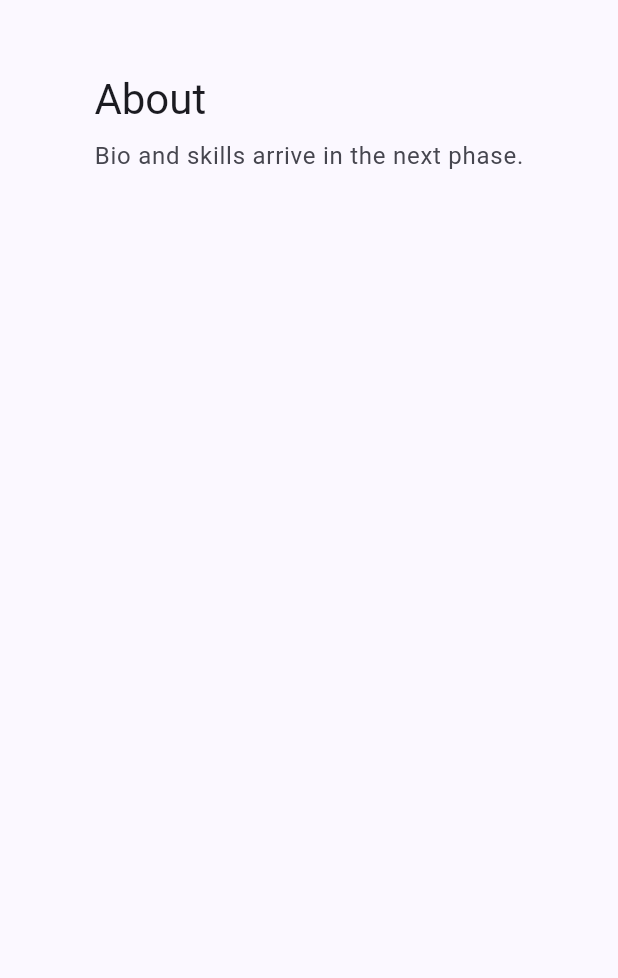
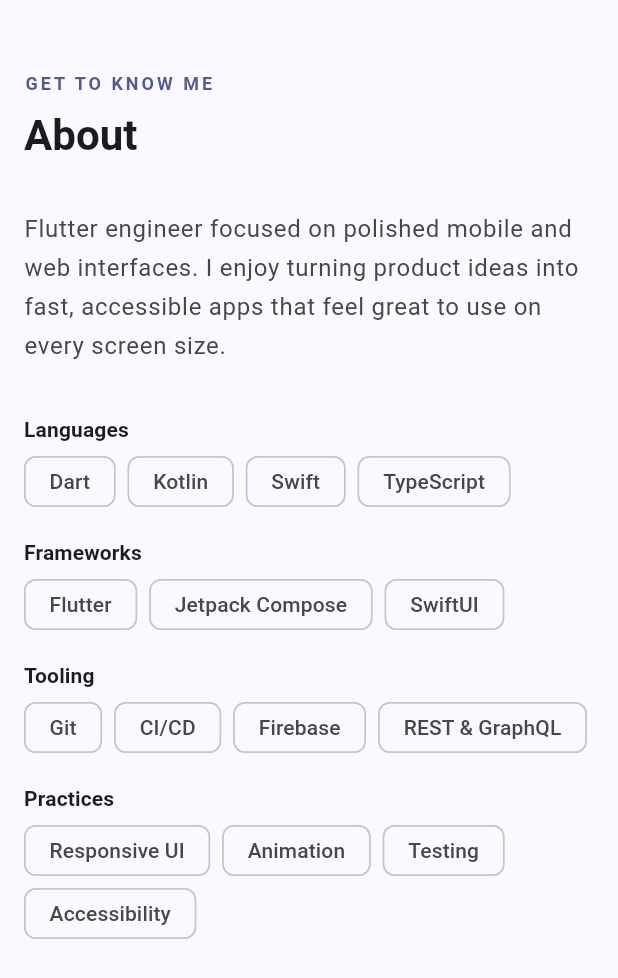
Before and after one commit to hieutv-dng/flutter_portfolio, a Flutter app: the AboutSection widget shown alone on an empty page, opened directly, on a phone screen of 412 x 824 dp. Shown: the top 978 px of the screen. Run offline on Flutter 3.47's test engine with Material 3 defaults, Android fonts, the phone set to English and light mode, and no system bars; our stand-ins replace flutter_svg.

Commit message:
feat: build content sections from portfolio data
Fill About, Projects, Experience, and Contact sections from kPortfolioData:
responsive skills/bio, 3/2/1-column project grid, work timeline, and a
mailto contact with footer. Add section_heading, project_card, and
experience_tile widgets; add Profile.email for the contact button.

```diff
--- a/lib/src/data/portfolio_data.dart
+++ b/lib/src/data/portfolio_data.dart
@@ -14,6 +14,7 @@
     required this.tagline,
     required this.bio,
     required this.avatarAsset,
+    required this.email,
     required this.cvUrl,
   });
 
@@ -24,6 +25,9 @@
 
   /// Asset path to the avatar image bundled under `assets/images/`.
   final String avatarAsset;
+
+  /// Contact address surfaced as a `mailto:` button in the contact section.
+  final String email;
 
   /// External URL for the downloadable CV. `#` is a valid placeholder; the
   /// launcher guards it so tapping never crashes.
@@ -114,6 +118,7 @@
         'I enjoy turning product ideas into fast, accessible apps that feel '
         'great to use on every screen size.',
     avatarAsset: 'assets/images/IMG_7344.jpg',
+    email: 'vuhieu91@gmail.com',
     cvUrl: '#',
   ),
   socials: <SocialLink>[
--- a/lib/src/ui/sections/about_section.dart
+++ b/lib/src/ui/sections/about_section.dart
@@ -1,27 +1,75 @@
 import 'package:flutter/material.dart';
 
+import '../../data/portfolio_data.dart';
+import '../../utils/breakpoints.dart';
 import '../widgets/section_container.dart';
+import '../widgets/section_heading.dart';
 
-/// Placeholder About section — Phase 3 fills in the bio and skills. Present now
-/// so navigation and scroll-to work end to end.
+/// About section: a bio paragraph alongside skill chips grouped by category.
+///
+/// Desktop lays the bio and skills side by side; tablet and mobile stack them.
+/// All content comes from [kPortfolioData] — the profile bio and skill groups.
 class AboutSection extends StatelessWidget {
   const AboutSection({super.key});
 
   @override
   Widget build(BuildContext context) {
-    final TextTheme text = Theme.of(context).textTheme;
+    final Profile profile = kPortfolioData.profile;
+    final List<SkillGroup> skills = kPortfolioData.skills;
+    final ThemeData theme = Theme.of(context);
+    final TextTheme text = theme.textTheme;
+    final bool isDesktop = ScreenSize.of(context) == ScreenSize.desktop;
+
+    final Widget bio = Text(
+      profile.bio,
+      style: text.bodyLarge?.copyWith(
+        color: theme.colorScheme.onSurfaceVariant,
+        height: 1.6,
+      ),
+    );
+
+    final Widget skillsView = Column(
+      crossAxisAlignment: CrossAxisAlignment.start,
+      children: <Widget>[
+        for (int i = 0; i < skills.length; i++) ...<Widget>[
+          if (i > 0) const SizedBox(height: 20),
+          Text(
+            skills[i].category,
+            style: text.titleSmall?.copyWith(fontWeight: FontWeight.bold),
+          ),
+          const SizedBox(height: 8),
+          Wrap(
+            spacing: 8,
+            runSpacing: 8,
+            children: <Widget>[
+              for (final String skill in skills[i].skills)
+                Chip(
+                  label: Text(skill),
+                  visualDensity: VisualDensity.compact,
+                  materialTapTargetSize: MaterialTapTargetSize.shrinkWrap,
+                ),
+            ],
+          ),
+        ],
+      ],
+    );
+
     return SectionContainer(
       child: Column(
         crossAxisAlignment: CrossAxisAlignment.start,
         children: <Widget>[
-          Text('About', style: text.headlineMedium),
-          const SizedBox(height: 8),
-          Text(
-            'Bio and skills arrive in the next phase.',
-            style: text.bodyLarge?.copyWith(
-              color: Theme.of(context).colorScheme.onSurfaceVariant,
-            ),
-          ),
+          const SectionHeading(eyebrow: 'Get to know me', title: 'About'),
+          const SizedBox(height: 32),
+          if (isDesktop)
+            Row(
+              crossAxisAlignment: CrossAxisAlignment.start,
+              children: <Widget>[
+                Expanded(flex: 3, child: bio),
+                const SizedBox(width: 48),
+                Expanded(flex: 2, child: skillsView),
+              ],
+            )
+          else ...<Widget>[bio, const SizedBox(height: 32), skillsView],
         ],
       ),
     );
--- /dev/null
+++ b/lib/src/ui/widgets/section_heading.dart
@@ -0,0 +1,42 @@
+import 'package:flutter/material.dart';
+
+/// Shared heading for every content section: a small tinted "eyebrow" label
+/// above a large title.
+///
+/// Kept left-aligned so it lines up with the start-aligned column that
+/// `SectionContainer` centers, giving all four sections the same rhythm. The
+/// eyebrow is upper-cased with wide tracking to read as a label (a bundled-font
+/// substitute for a true monospace treatment — no extra font dependency).
+class SectionHeading extends StatelessWidget {
+  const SectionHeading({required this.eyebrow, required this.title, super.key});
+
+  /// Short descriptor rendered above the title.
+  final String eyebrow;
+
+  /// Section name rendered as the prominent headline.
+  final String title;
+
+  @override
+  Widget build(BuildContext context) {
+    final ThemeData theme = Theme.of(context);
+    final TextTheme text = theme.textTheme;
+    return Column(
+      crossAxisAlignment: CrossAxisAlignment.start,
+      children: <Widget>[
+        Text(
+          eyebrow.toUpperCase(),
+          style: text.labelMedium?.copyWith(
+            color: theme.colorScheme.primary,
+            fontWeight: FontWeight.w600,
+            letterSpacing: 2,
+          ),
+        ),
+        const SizedBox(height: 8),
+        Text(
+          title,
+          style: text.headlineMedium?.copyWith(fontWeight: FontWeight.bold),
+        ),
+      ],
+    );
+  }
+}
```
Also changed, not shown: lib/src/ui/sections/contact_section.dart (+42 -9 lines), lib/src/ui/sections/experience_section.dart (+15 -10 lines), lib/src/ui/sections/projects_section.dart (+42 -10 lines), lib/src/ui/widgets/experience_tile.dart (added, +88 -0 lines), lib/src/ui/widgets/project_card.dart (added, +81 -0 lines), 2 other files.
